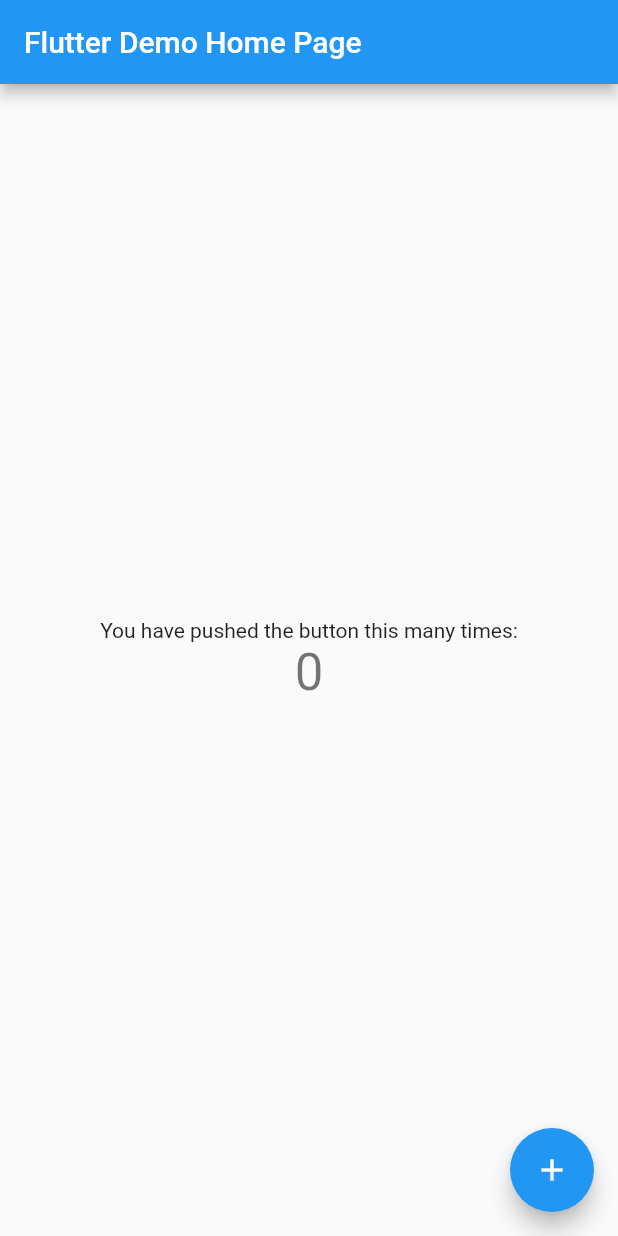
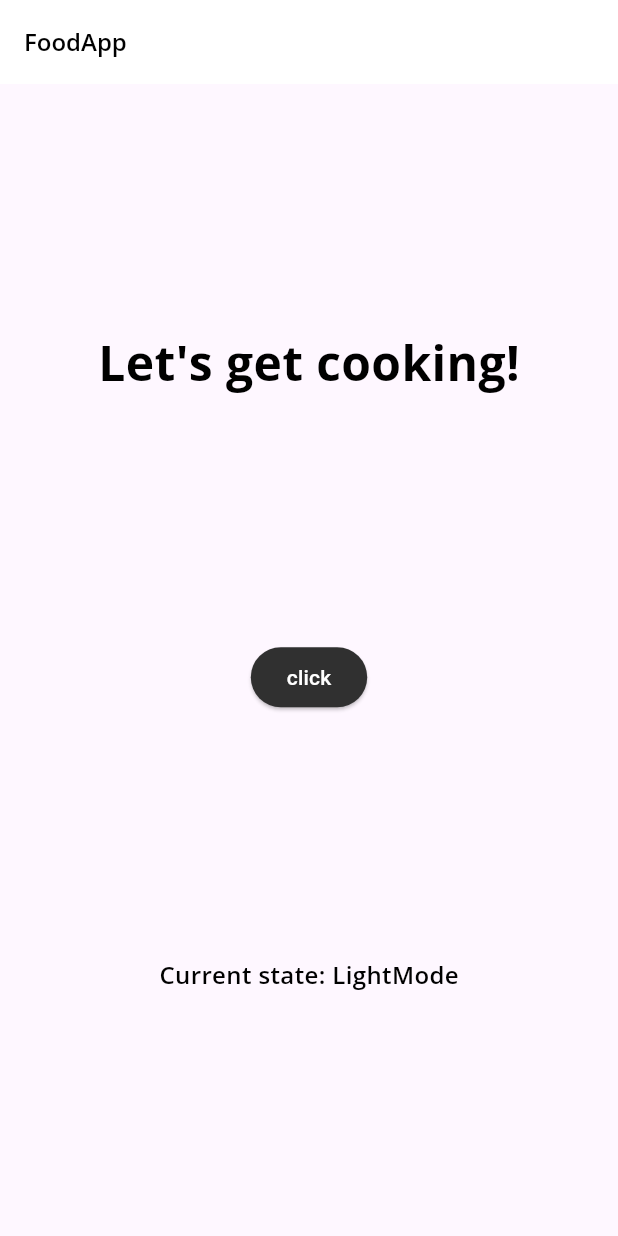
Before and after one commit to krystianpetek/LearningFlutter, a Flutter app: the screen it shows after launch, on a phone screen of 412 x 824 dp. Run offline on Flutter 3.47's test engine with Material 2 defaults, Android fonts, the phone set to English and light mode, and no system bars; our stand-ins replace google_fonts.

Commit message:
Added google_fonts dependencies Created app theme as individual widget with button, text, heading and bottom navigation bar styles Added darkmode switcher to app

```diff
--- /dev/null
+++ b/book-flutter_apprentice/two_foodapp/lib/foodapp_theme.dart
@@ -0,0 +1,138 @@
+import 'package:flutter/material.dart';
+import 'package:google_fonts/google_fonts.dart';
+
+class FoodAppTheme {
+  static TextTheme lightTextTheme = TextTheme(
+    bodySmall: GoogleFonts.openSans(
+      // bodyText1 deprecated
+      fontSize: 14.0,
+      fontWeight: FontWeight.w700,
+      color: Colors.black,
+    ),
+    bodyMedium: GoogleFonts.openSans(
+      // headline6 deprecated
+      fontSize: 20.0,
+      fontWeight: FontWeight.w600,
+      color: Colors.black,
+    ),
+    headlineLarge: GoogleFonts.openSans(
+      // headline1 deprecated
+      fontSize: 32,
+      fontWeight: FontWeight.bold,
+      color: Colors.black,
+    ),
+    headlineMedium: GoogleFonts.openSans(
+      // headline2 deprecated
+      fontSize: 21.0,
+      fontWeight: FontWeight.w700,
+      color: Colors.black,
+    ),
+    headlineSmall: GoogleFonts.openSans(
+      // headline3 deprecated
+      fontSize: 16.0,
+      fontWeight: FontWeight.w600,
+      color: Colors.black,
+    ),
+  );
+
+  static TextTheme darkTextTheme = TextTheme(
+    bodySmall: GoogleFonts.openSans(
+      // bodyText1 deprecated
+      fontSize: 14.0,
+      fontWeight: FontWeight.w700,
+      color: Colors.white,
+    ),
+    bodyMedium: GoogleFonts.openSans(
+      // headline6 deprecated
+      fontSize: 20.0,
+      fontWeight: FontWeight.w600,
+      color: Colors.white,
+    ),
+    headlineLarge: GoogleFonts.openSans(
+      // headline1 deprecated
+      fontSize: 32,
+      fontWeight: FontWeight.bold,
+      color: Colors.white,
+    ),
+    headlineMedium: GoogleFonts.openSans(
+      // headline2 deprecated
+      fontSize: 21.0,
+      fontWeight: FontWeight.w700,
+      color: Colors.white,
+    ),
+    headlineSmall: GoogleFonts.openSans(
+      // headline3 deprecated
+      fontSize: 16.0,
+      fontWeight: FontWeight.w600,
+      color: Colors.white,
+    ),
+  );
+
+  static ThemeData light() {
+    return ThemeData(
+      useMaterial3: true,
+      brightness: Brightness.light,
+      checkboxTheme: CheckboxThemeData(
+        fillColor: MaterialStateColor.resolveWith(
+          (states) => Colors.black,
+        ),
+      ),
+      appBarTheme: const AppBarTheme(
+        foregroundColor: Colors.black,
+        backgroundColor: Colors.white,
+      ),
+      floatingActionButtonTheme: const FloatingActionButtonThemeData(
+        foregroundColor: Colors.white,
+        backgroundColor: Colors.black,
+      ),
+      bottomNavigationBarTheme: const BottomNavigationBarThemeData(
+        selectedItemColor: Colors.green,
+      ),
+      textTheme: lightTextTheme,
+      elevatedButtonTheme: const ElevatedButtonThemeData(
+        style: ButtonStyle(
+          backgroundColor: MaterialStatePropertyAll(
+            Color(0xFF303030),
+          ),
+          foregroundColor: MaterialStatePropertyAll(
+            Color(0xFFFFFFFF),
+          ),
+        ),
+      ),
+    );
+  }
+
+  static ThemeData dark() {
+    return ThemeData(
+      useMaterial3: true,
+      brightness: Brightness.dark,
+      // checkboxTheme: CheckboxThemeData(
+      //   fillColor: MaterialStateColor.resolveWith(
+      //     (states) => Colors.black,
+      //   ),
+      // ),
+      appBarTheme: const AppBarTheme(
+        foregroundColor: Colors.white,
+        backgroundColor: Color(0xFF303030),
+      ),
+      floatingActionButtonTheme: const FloatingActionButtonThemeData(
+        foregroundColor: Colors.white,
+        backgroundColor: Colors.green,
+      ),
+      bottomNavigationBarTheme: const BottomNavigationBarThemeData(
+        selectedItemColor: Colors.green,
+      ),
+      textTheme: darkTextTheme,
+      elevatedButtonTheme: const ElevatedButtonThemeData(
+        style: ButtonStyle(
+          backgroundColor: MaterialStatePropertyAll(
+            Color(0xFFFFFFFF),
+          ),
+          foregroundColor: MaterialStatePropertyAll(
+            Color(0xFF303030),
+          ),
+        ),
+      ),
+    );
+  }
+}
--- a/book-flutter_apprentice/two_foodapp/lib/main.dart
+++ b/book-flutter_apprentice/two_foodapp/lib/main.dart
@@ -1,115 +1,70 @@
 import 'package:flutter/material.dart';
+import 'package:two_foodapp/foodapp_theme.dart';
 
 void main() {
-  runApp(const MyApp());
+  runApp(const FoodApp());
 }
 
-class MyApp extends StatelessWidget {
-  const MyApp({super.key});
+class FoodApp extends StatefulWidget {
+  const FoodApp({super.key});
 
-  // This widget is the root of your application.
   @override
-  Widget build(BuildContext context) {
-    return MaterialApp(
-      title: 'Flutter Demo',
-      theme: ThemeData(
-        // This is the theme of your application.
-        //
-        // Try running your application with "flutter run". You'll see the
-        // application has a blue toolbar. Then, without quitting the app, try
-        // changing the primarySwatch below to Colors.green and then invoke
-        // "hot reload" (press "r" in the console where you ran "flutter run",
-        // or simply save your changes to "hot reload" in a Flutter IDE).
-        // Notice that the counter didn't reset back to zero; the application
-        // is not restarted.
-        primarySwatch: Colors.blue,
-      ),
-      home: const MyHomePage(title: 'Flutter Demo Home Page'),
-    );
+  State<StatefulWidget> createState() {
+    return _FoodAppState();
   }
 }
 
-class MyHomePage extends StatefulWidget {
-  const MyHomePage({super.key, required this.title});
+class _FoodAppState extends State<FoodApp> {
+  ThemeData newTheme = FoodAppTheme.light();
+  String mode = 'Current state: LightMode';
 
-  // This widget is the home page of your application. It is stateful, meaning
-  // that it has a State object (defined below) that contains fields that affect
-  // how it looks.
-
-  // This class is the configuration for the state. It holds the values (in this
-  // case the title) provided by the parent (in this case the App widget) and
-  // used by the build method of the State. Fields in a Widget subclass are
-  // always marked "final".
-
-  final String title;
-
-  @override
-  State<MyHomePage> createState() => _MyHomePageState();
+  darkMode() {
+    if (newTheme.brightness.name == Brightness.dark.name) {
+      newTheme = FoodAppTheme.light();
+      mode = 'Current state: LightMode';
+    } else {
+      newTheme = FoodAppTheme.dark();
+      mode = 'Current state: DarkMode';
     }
-
-class _MyHomePageState extends State<MyHomePage> {
-  int _counter = 0;
-
-  void _incrementCounter() {
-    setState(() {
-      // This call to setState tells the Flutter framework that something has
-      // changed in this State, which causes it to rerun the build method below
-      // so that the display can reflect the updated values. If we changed
-      // _counter without calling setState(), then the build method would not be
-      // called again, and so nothing would appear to happen.
-      _counter++;
-    });
+    setState(() {});
   }
 
   @override
   Widget build(BuildContext context) {
-    // This method is rerun every time setState is called, for instance as done
-    // by the _incrementCounter method above.
-    //
-    // The Flutter framework has been optimized to make rerunning build methods
-    // fast, so that you can just rebuild anything that needs updating rather
-    // than having to individually change instances of widgets.
-    return Scaffold(
+    // home widget
+    return MaterialApp(
+      theme: newTheme,
+      title: 'FoodApp',
+      home: Scaffold(
         appBar: AppBar(
-        // Here we take the value from the MyHomePage object that was created by
-        // the App.build method, and use it to set our appbar title.
-        title: Text(widget.title),
+          title: Text(
+            'FoodApp',
+            style: newTheme.textTheme.headlineSmall,
+          ),
         ),
         body: Center(
-        // Center is a layout widget. It takes a single child and positions it
-        // in the middle of the parent.
           child: Column(
-          // Column is also a layout widget. It takes a list of children and
-          // arranges them vertically. By default, it sizes itself to fit its
-          // children horizontally, and tries to be as tall as its parent.
-          //
-          // Invoke "debug painting" (press "p" in the console, choose the
-          // "Toggle Debug Paint" action from the Flutter Inspector in Android
-          // Studio, or the "Toggle Debug Paint" command in Visual Studio Code)
-          // to see the wireframe for each widget.
-          //
-          // Column has various properties to control how it sizes itself and
-          // how it positions its children. Here we use mainAxisAlignment to
-          // center the children vertically; the main axis here is the vertical
-          // axis because Columns are vertical (the cross axis would be
-          // horizontal).
-          mainAxisAlignment: MainAxisAlignment.center,
+            mainAxisAlignment: MainAxisAlignment.spaceEvenly,
             children: <Widget>[
-            const Text(
-              'You have pushed the button this many times:',
+              Text(
+                'Let\'s get cooking!',
+                style: newTheme.textTheme.headlineLarge,
+              ),
+              ElevatedButton(
+                onPressed: () {
+                  darkMode();
+                },
+                style: newTheme.elevatedButtonTheme.style,
+                child: const Text('click'),
               ),
               Text(
-              '$_counter',
-              style: Theme.of(context).textTheme.headlineMedium,
+                mode,
+                style: newTheme.textTheme.headlineSmall,
               ),
             ],
           ),
         ),
-      floatingActionButton: FloatingActionButton(
-        onPressed: _incrementCounter,
-        tooltip: 'Increment',
-        child: const Icon(Icons.add),
-      ), // This trailing comma makes auto-formatting nicer for build methods.
+      ),
     );
   }
 }
```
Also changed, not shown: book-flutter_apprentice/two_foodapp/pubspec.yaml (+3 -4 lines), 1 other file. Lines whose indentation alone changed are shown as unchanged.
